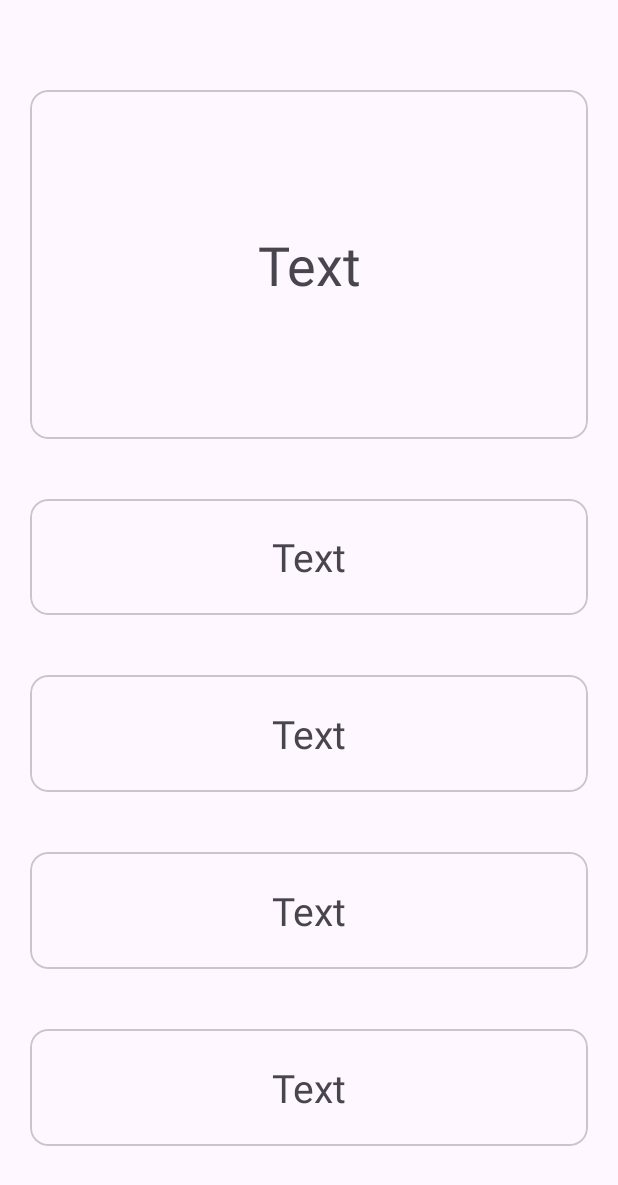
After one commit to Talhakasikci/English-Turkish-Word-Game, an Android app: the layout fragment_quiz.xml on its own in the app's theme, with its tools: preview values and no code run, on a phone screen of 412 x 824 dp. The commit adds this screen. Shown: the top 1185 px of the screen. Run offline under Robolectric (Android 15) with nearby library versions, the phone set to English and light mode, and no system bars.

Commit message:
generate quiz

```diff
--- a/WordApp/app/src/main/java/com/talhakasikci/wordapp/ui/fragments/EntryPage.kt
+++ b/WordApp/app/src/main/java/com/talhakasikci/wordapp/ui/fragments/EntryPage.kt
@@ -44,6 +44,11 @@ class EntryPage : Fragment() {
             )
             requireView().findNavController().navigate(action)
         }
+
+        binding.QuizWordsCV.setOnClickListener {
+            val action = EntryPageDirections.actionEntryPageToQuizFragment()
+            requireView().findNavController().navigate(action)
+        }
     }
 
 
--- /dev/null
+++ b/WordApp/app/src/main/res/layout/fragment_quiz.xml
@@ -0,0 +1,113 @@
+<?xml version="1.0" encoding="utf-8"?>
+<LinearLayout xmlns:android="http://schemas.android.com/apk/res/android"
+    xmlns:tools="http://schemas.android.com/tools"
+    android:layout_width="match_parent"
+    android:layout_height="match_parent"
+    tools:context=".ui.fragments.QuizFragment"
+    android:orientation="vertical"
+    android:layout_marginTop="40dp"
+    android:layout_marginBottom="40dp"
+    >
+
+    <com.google.android.material.card.MaterialCardView
+        android:layout_width="match_parent"
+        android:layout_height="0dp"
+        android:layout_weight="3"
+        android:id="@+id/QuizQuestionWordsCV"
+        android:padding="10dp"
+        android:layout_margin="20dp"
+        >
+
+        <TextView
+            android:layout_width="match_parent"
+            android:layout_height="wrap_content"
+            android:text="Text"
+            android:id="@+id/QuestionWordTV"
+            android:textSize="36sp"
+            android:layout_gravity="center"
+            android:gravity="center"
+            />
+    </com.google.android.material.card.MaterialCardView>
+    <com.google.android.material.card.MaterialCardView
+        android:layout_width="match_parent"
+        android:layout_height="0dp"
+        android:layout_weight="1"
+        android:id="@+id/Answer1CV"
+        android:padding="10dp"
+        android:layout_margin="20dp"
+        android:clickable="true"
+        >
+
+        <TextView
+            android:layout_width="match_parent"
+            android:layout_height="wrap_content"
+            android:text="Text"
+            android:id="@+id/Answer1TV"
+            android:textSize="26sp"
+            android:layout_gravity="center"
+            android:gravity="center"
+            />
+    </com.google.android.material.card.MaterialCardView>
+    <com.google.android.material.card.MaterialCardView
+        android:layout_width="match_parent"
+        android:layout_height="0dp"
+        android:layout_weight="1"
+        android:id="@+id/Answer2CV"
+        android:padding="10dp"
+        android:layout_margin="20dp"
+        android:clickable="true"
+        >
+
+        <TextView
+            android:layout_width="match_parent"
+            android:layout_height="wrap_content"
+            android:text="Text"
+            android:id="@+id/Answer2TV"
+            android:textSize="26sp"
+            android:layout_gravity="center"
+            android:gravity="center"
+            />
+    </com.google.android.material.card.MaterialCardView>
+    <com.google.android.material.card.MaterialCardView
+        android:layout_width="match_parent"
+        android:layout_height="0dp"
+        android:layout_weight="1"
+        android:id="@+id/Answer3CV"
+        android:padding="10dp"
+        android:layout_margin="20dp"
+        android:clickable="true"
+        >
+
+        <TextView
+            android:layout_width="match_parent"
+            android:layout_height="wrap_content"
+            android:text="Text"
+            android:textSize="26sp"
+            android:id="@+id/Answer3TV"
+            android:layout_gravity="center"
+            android:gravity="center"
+            />
+    </com.google.android.material.card.MaterialCardView>
+    <com.google.android.material.card.MaterialCardView
+        android:layout_width="match_parent"
+        android:layout_height="0dp"
+        android:layout_weight="1"
+
+        android:id="@+id/Answer4CV"
+        android:padding="10dp"
+        android:layout_margin="20dp"
+        android:clickable="true"
+        >
+
+        <TextView
+            android:layout_width="match_parent"
+            android:layout_height="wrap_content"
+            android:text="Text"
+            android:id="@+id/Answer4TV"
+            android:textSize="26sp"
+            android:layout_gravity="center"
+            android:gravity="center"
+            />
+    </com.google.android.material.card.MaterialCardView>
+
+</LinearLayout>
```
Also changed, not shown: WordApp/app/src/main/java/com/talhakasikci/wordapp/data/McQuestions.kt (added, +8 -0 lines), WordApp/app/src/main/java/com/talhakasikci/wordapp/ui/fragments/QuizFragment.kt (added, +131 -0 lines), WordApp/app/src/main/res/navigation/navigation.xml (+8 -0 lines).
